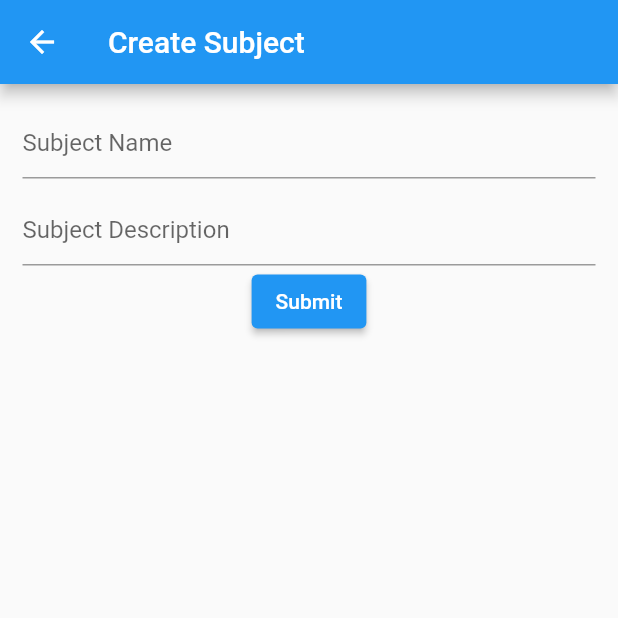
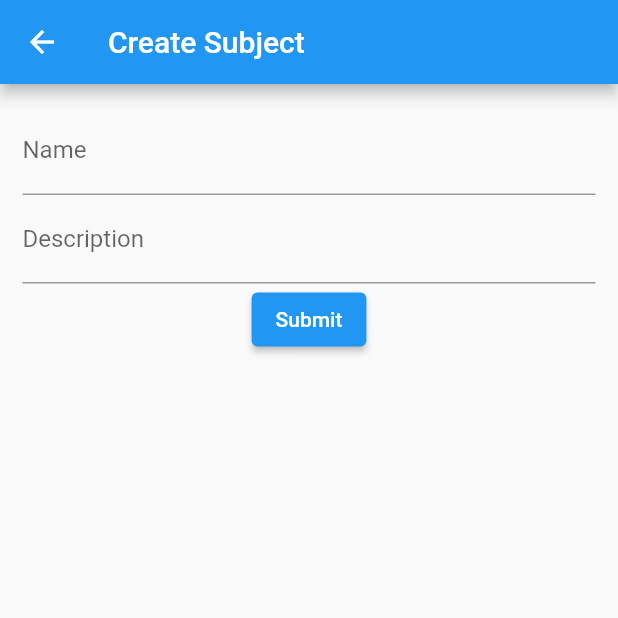
Before and after one commit to JoaoG250/reviseme-flutter, a Flutter app: the screen it shows after launch, after a tap on the "add" icon, on a phone screen of 412 x 824 dp, the top half of it. Run offline on Flutter 3.47's test engine with Material 2 defaults, Android fonts, the phone set to English and light mode, and no system bars; our stand-ins replace get_it; network calls fail.

Commit message:
feat: populate subject form

```diff
--- /dev/null
+++ b/lib/screens/subject/subject_form.dart
@@ -0,0 +1,74 @@
+import 'package:flutter/material.dart';
+import 'package:reviseme/models/subject.dart';
+
+class SubjectForm extends StatefulWidget {
+  final Subject? subject;
+  const SubjectForm({Key? key, this.subject}) : super(key: key);
+
+  @override
+  _SubjectFormState createState() => _SubjectFormState();
+}
+
+class _SubjectFormState extends State<SubjectForm> {
+  final _formKey = GlobalKey<FormState>();
+  String? name;
+  String? description;
+
+  @override
+  Widget build(BuildContext context) {
+    return Form(
+      key: _formKey,
+      child: Column(
+        children: <Widget>[
+          TextFormField(
+            initialValue: widget.subject?.name,
+            decoration: const InputDecoration(
+              hintText: 'Subject Name',
+              labelText: 'Name',
+            ),
+            validator: (value) {
+              if (value == null || value.isEmpty) {
+                return 'Subject name is required';
+              }
+              return null;
+            },
+            onSaved: (value) => name = value,
+          ),
+          TextFormField(
+            initialValue: widget.subject?.description,
+            decoration: const InputDecoration(
+              hintText: 'Subject Description',
+              labelText: 'Description',
+            ),
+            validator: (value) {
+              if (value == null || value.isEmpty) {
+                return 'Subject description is required';
+              }
+              return null;
+            },
+            onSaved: (value) => description = value,
+          ),
+          ElevatedButton(
+            onPressed: () {
+              _submit(context);
+            },
+            child: const Text('Submit'),
+          )
+        ],
+      ),
+    );
+  }
+
+  void _submit(BuildContext context) {
+    final form = _formKey.currentState;
+    if (form!.validate()) {
+      form.save();
+      if (widget.subject != null) {
+        // TODO: Update subject
+      } else {
+        // TODO: Create subject
+      }
+      Navigator.of(context).pop();
+    }
+  }
+}
--- a/lib/screens/subject/subject_list.dart
+++ b/lib/screens/subject/subject_list.dart
@@ -29,7 +29,6 @@ class _SubjectListState extends State<SubjectList> {
     });
 
     final subjects = await service.getSubjects();
-
     setState(() {
       _subjects = subjects;
       _isLoading = false;
--- a/lib/screens/subject/subject_modify.dart
+++ b/lib/screens/subject/subject_modify.dart
@@ -1,9 +1,42 @@
 import 'package:flutter/material.dart';
+import 'package:get_it/get_it.dart';
+import 'package:reviseme/models/subject.dart';
+import 'package:reviseme/screens/subject/subject_form.dart';
+import 'package:reviseme/services/subject.dart';
 
-class SubjectModify extends StatelessWidget {
+class SubjectModify extends StatefulWidget {
   final int? subjectId;
-  bool get isEditing => subjectId != null;
   const SubjectModify({Key? key, this.subjectId}) : super(key: key);
+
+  @override
+  State<SubjectModify> createState() => _SubjectModifyState();
+}
+
+class _SubjectModifyState extends State<SubjectModify> {
+  SubjectService get service => GetIt.I<SubjectService>();
+  bool get isEditing => widget.subjectId != null;
+  Subject? _subject;
+  bool _isLoading = false;
+
+  @override
+  void initState() {
+    _fetchSubject();
+    super.initState();
+  }
+
+  void _fetchSubject() async {
+    if (isEditing) {
+      setState(() {
+        _isLoading = true;
+      });
+
+      final subject = await service.getSubject(widget.subjectId!);
+      setState(() {
+        _subject = subject;
+        _isLoading = false;
+      });
+    }
+  }
 
   @override
   Widget build(BuildContext context) {
@@ -11,31 +44,10 @@ class SubjectModify extends StatelessWidget {
         appBar: AppBar(
           title: Text(isEditing ? 'Modify Subject' : 'Create Subject'),
         ),
-        body: Padding(
-          padding: const EdgeInsets.all(15),
-          child: Column(children: <Widget>[
-            const TextField(
-              decoration: InputDecoration(
-                hintText: 'Subject Name',
-              ),
-            ),
-            Container(height: 10),
-            const TextField(
-              decoration: InputDecoration(
-                hintText: 'Subject Description',
-              ),
-            ),
-            ElevatedButton(
-                onPressed: () {
-                  if (isEditing) {
-                    // TODO: Update subject
-                  } else {
-                    // TODO: Create subject
-                  }
-                  Navigator.of(context).pop();
-                },
-                child: const Text('Submit'))
-          ]),
-        ));
+        body: _isLoading
+            ? const Center(child: CircularProgressIndicator())
+            : Padding(
+                padding: const EdgeInsets.all(15),
+                child: SubjectForm(subject: _subject)));
   }
 }
--- a/lib/services/subject.dart
+++ b/lib/services/subject.dart
@@ -17,4 +17,10 @@ class SubjectService {
     }
     return subjects;
   }
+
+  Future<Subject> getSubject(int subjectId) async {
+    final response = await client.get('subjects/$subjectId/');
+    final jsonData = json.decode(response.body);
+    return Subject.fromJson(jsonData);
+  }
 }
```
